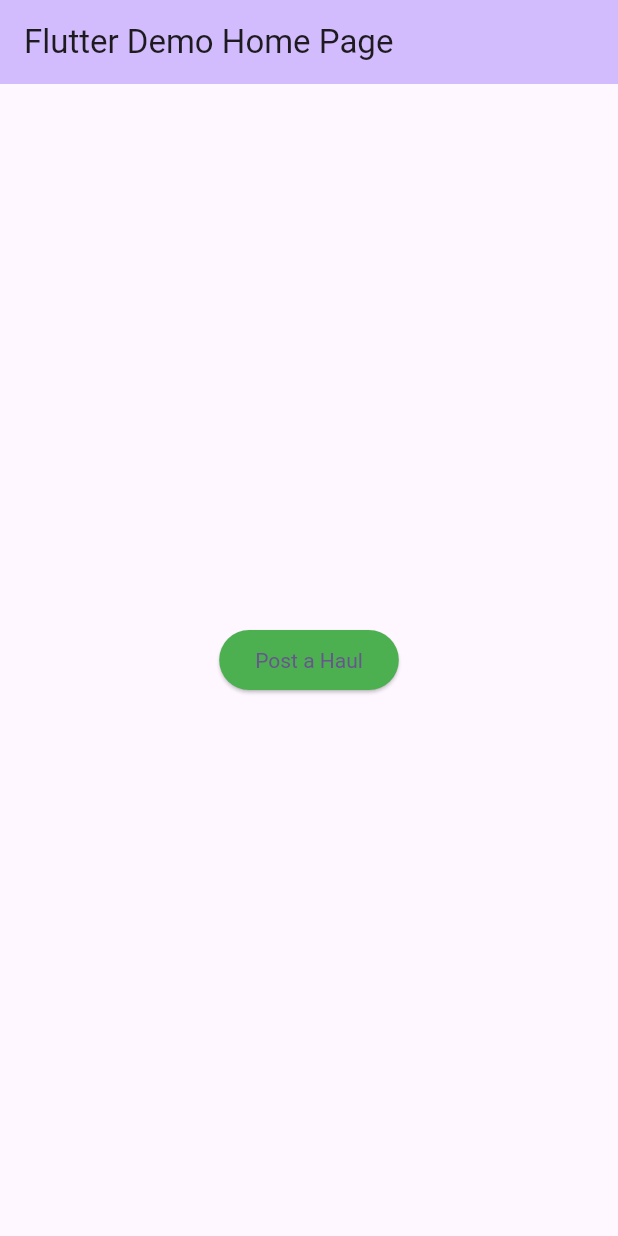
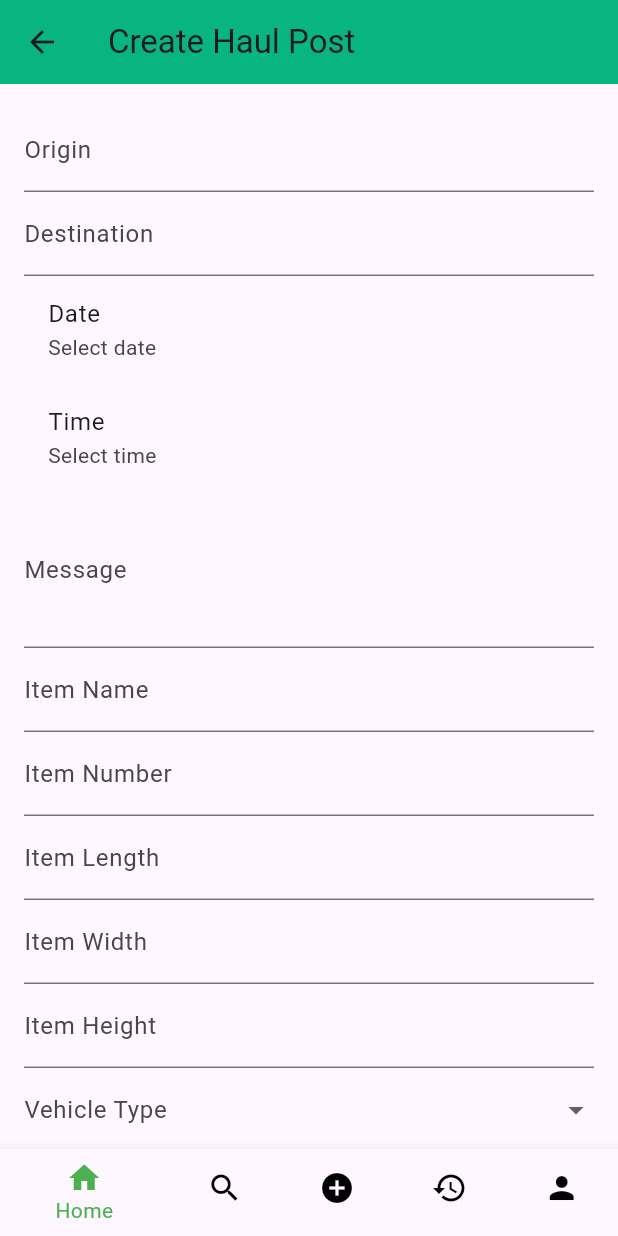
Before and after one commit to Jojina-Git/LugNLoadApp, a Flutter app: the screen it shows after launch, after a tap on "Post a Haul", on a phone screen of 412 x 824 dp. Run offline on Flutter 3.47's test engine with Material 3 defaults, Android fonts, the phone set to English and light mode, and no system bars; our stand-ins replace cloud_firestore, firebase_core; accounts and stored records are empty.

Commit message:
feat: Add Haul Form

```diff
--- /dev/null
+++ b/lib/haul_form.dart
@@ -0,0 +1,406 @@
+import 'package:flutter/material.dart';
+import 'package:cloud_firestore/cloud_firestore.dart';
+
+void main() {
+  runApp(MaterialApp(
+    home: HaulForm(),
+  ));
+}
+
+class HaulForm extends StatefulWidget {
+  @override
+  _HaulFormState createState() => _HaulFormState();
+}
+
+class _HaulFormState extends State<HaulForm> {
+  final _formKey = GlobalKey<FormState>();
+
+  DateTime? _selectedDate;
+  TimeOfDay? _selectedTime;
+  String? _selectedVehicleType;
+  bool _shared = false;
+  bool _seat = false;
+  final TextEditingController _originController = TextEditingController();
+  final TextEditingController _destinationController = TextEditingController();
+  final TextEditingController _messageController = TextEditingController();
+  final TextEditingController _itemNameController = TextEditingController();
+  final TextEditingController _itemNumberController = TextEditingController();
+  final TextEditingController _itemLengthController = TextEditingController();
+  final TextEditingController _itemWidthController = TextEditingController();
+  final TextEditingController _itemHeightController = TextEditingController();
+  final List<String> vehicleTypes = ['Small', 'Medium', 'Large'];
+
+  Future<void> _selectDate(BuildContext context) async {
+    final DateTime? pickedDate = await showDatePicker(
+      context: context,
+      initialDate: DateTime.now(),
+      firstDate: DateTime.now(),
+      lastDate: DateTime(DateTime.now().year + 5),
+    );
+    if (pickedDate != null) {
+      setState(() {
+        _selectedDate = pickedDate;
+      });
+    }
+  }
+
+  Future<void> _selectTime(BuildContext context) async {
+    final TimeOfDay? pickedTime = await showTimePicker(
+      context: context,
+      initialTime: TimeOfDay.now(),
+    );
+    if (pickedTime != null) {
+      setState(() {
+        _selectedTime = pickedTime;
+      });
+    }
+  }
+
+  String? _validateDate(DateTime? date) {
+    if (date == null) {
+      return 'Please select date';
+    }
+    return null;
+  }
+
+  String? _validateTime(TimeOfDay? time) {
+    if (time == null) {
+      return 'Please select time';
+    }
+    return null;
+  }
+
+  void _submitForm() {
+    if (_formKey.currentState!.validate()) {
+      if (_selectedDate == null || _selectedTime == null || _selectedVehicleType == null) {
+        ScaffoldMessenger.of(context).showSnackBar(
+          SnackBar(
+            content: Text('Please select date, time, and vehicle type.'),
+            backgroundColor: Colors.red,
+          ),
+        );
+        return;
+      }
+
+      // Convert TimeOfDay to formatted string
+      String formattedTime = _selectedTime!.format(context);
+
+      FirebaseFirestore.instance.collection('PostHaul').add({
+        'origin': _originController.text,
+        'destination': _destinationController.text,
+        'date': _selectedDate,
+        'time': formattedTime, // Save formatted time string
+        'vehicleType': _selectedVehicleType,
+        'message': _messageController.text,
+        'items': [  // Add items as an array obj
+          {
+            'name': _itemNameController.text,
+            'number': int.parse(_itemNumberController.text),
+            'length': double.parse(_itemLengthController.text),
+            'width': double.parse(_itemWidthController.text),
+            'height': double.parse(_itemHeightController.text),
+          }
+        ],
+        'shared': _shared,
+        'seat': _seat,
+        'created': FieldValue.serverTimestamp(),
+      }).then((_) {
+        // Clear form after successful submission
+        ScaffoldMessenger.of(context).showSnackBar(
+          SnackBar(
+            content: Text('Form submitted successfully!'),
+          ),
+        );
+
+
+      }).catchError((error) {
+        ScaffoldMessenger.of(context).showSnackBar(
+          SnackBar(
+            content: Text('Failed to submit form: $error'),
+            backgroundColor: Colors.red,
+          ),
+        );
+      });
+    }
+  }
+
+  @override
+  Widget build(BuildContext context) {
+    return Scaffold(
+      appBar: AppBar(
+        title: Text('Create Haul Post'),
+        backgroundColor: Color(0xFF08B480),
+      ),
+      body: Padding(
+        padding: const EdgeInsets.all(16.0),
+        child: Form(
+          key: _formKey,
+          child: ListView(
+            children: [
+              TextFormField(
+                controller: _originController,
+                decoration: InputDecoration(labelText: 'Origin'),
+                validator: (value) {
+                  if (value == null || value.isEmpty) {
+                    return 'Please enter origin';
+                  }
+                  return null;
+                },
+              ),
+              TextFormField(
+                controller: _destinationController,
+                decoration: InputDecoration(labelText: 'Destination'),
+                validator: (value) {
+                  if (value == null || value.isEmpty) {
+                    return 'Please enter destination';
+                  }
+                  return null;
+                },
+              ),
+              ListTile(
+                title: Text('Date'),
+                subtitle: _selectedDate == null
+                    ? Text('Select date')
+                    : Text('${_selectedDate!.toString().substring(0, 10)}'),
+                onTap: () => _selectDate(context),
+              ),
+              ListTile(
+                title: Text('Time'),
+                subtitle: _selectedTime == null
+                    ? Text('Select time')
+                    : Text(_selectedTime!.format(context)),
+                onTap: () => _selectTime(context),
+              ),
+              TextFormField(
+                controller: _messageController,
+                decoration: InputDecoration(labelText: 'Message'),
+                maxLines: 3,
+              ),
+              TextFormField(
+                controller: _itemNameController,
+                decoration: InputDecoration(labelText: 'Item Name'),
+                validator: (value) {
+                  if (value == null || value.isEmpty) {
+                    return 'Please enter item name';
+                  }
+                  return null;
+                },
+              ),
+              TextFormField(
+                controller: _itemNumberController,
+                decoration: InputDecoration(labelText: 'Item Number'),
+                keyboardType: TextInputType.number,
+                validator: (value) {
+                  if (value == null || value.isEmpty) {
+                    return 'Please enter item number';
+                  }
+                  return null;
+                },
+              ),
+              TextFormField(
+                controller: _itemLengthController,
+                decoration: InputDecoration(labelText: 'Item Length'),
+                keyboardType: TextInputType.number,
+                validator: (value) {
+                  if (value == null || value.isEmpty) {
+                    return 'Please enter item length';
+                  }
+                  return null;
+                },
+              ),
+              TextFormField(
+                controller: _itemWidthController,
+                decoration: InputDecoration(labelText: 'Item Width'),
+                keyboardType: TextInputType.number,
+                validator: (value) {
+                  if (value == null || value.isEmpty) {
+                    return 'Please enter item width';
+                  }
+                  return null;
+                },
+              ),
+              TextFormField(
+                controller: _itemHeightController,
+                decoration: InputDecoration(labelText: 'Item Height'),
+                keyboardType: TextInputType.number,
+                validator: (value) {
+                  if (value == null || value.isEmpty) {
+                    return 'Please enter item height';
+                  }
+                  return null;
+                },
+              ),
+              DropdownButtonFormField<String>(
+                value: _selectedVehicleType,
+                decoration: InputDecoration(labelText: 'Vehicle Type'),
+                items: vehicleTypes.map((String type) {
+                  return DropdownMenuItem<String>(
+                    value: type,
+                    child: Text(type),
+                  );
+                }).toList(),
+                onChanged: (String? value) {
+                  setState(() {
+                    _selectedVehicleType = value;
+                  });
+                },
+                validator: (value) {
+                  if (value == null || value.isEmpty) {
+                    return 'Please select vehicle type';
+                  }
+                  return null;
+                },
+              ),
+              Row(
+                children: [
+                  Checkbox(
+                    value: _shared,
+                    onChanged: (bool? value) {
+                      setState(() {
+                        _shared = value ?? false;
+                      });
+                    },
+                  ),
+                  Text('Shared'),
+                  Checkbox(
+                    value: _seat,
+                    onChanged: (bool? value) {
+                      setState(() {
+                        _seat = value ?? false;
+                      });
+                    },
+                  ),
+                  Text('Seat'),
+                ],
+              ),
+              Divider(),
+              Container(
+                alignment: Alignment.center,
+                child: ElevatedButton(
+                  onPressed: _submitForm,
+                  style: ElevatedButton.styleFrom(
+                    foregroundColor: Colors.white,
+                    backgroundColor: Color(0xFF08B480),
+                  ),
+                  child: Text('Submit'),
+                ),
+              ),
+              SizedBox(height: 26),
+            ],
+          ),
+        ),
+      ),
+      bottomNavigationBar: BottomNavigationBar(
+        selectedItemColor: Colors.green,
+        unselectedItemColor: Colors.black,
+        items: const <BottomNavigationBarItem>[
+          BottomNavigationBarItem(
+            icon: Icon(Icons.home),
+            label: 'Home',
+          ),
+          BottomNavigationBarItem(
+            icon: Icon(Icons.search),
+            label: 'Search',
+          ),
+          BottomNavigationBarItem(
+            icon: Icon(Icons.add_circle),
+            label: 'Add Post',
+          ),
+          BottomNavigationBarItem(
+            icon: Icon(Icons.history),
+            label: 'History',
+          ),
+          BottomNavigationBarItem(
+            icon: Icon(Icons.person),
+            label: 'Profile',
+          ),
+        ],
+      ),
+    );
+  }
+}
+
+class HaulList extends StatelessWidget {
+  @override
+  Widget build(BuildContext context) {
+    return Scaffold(
+      appBar: AppBar(
+        title: Text('Posted Hauls'),
+      ),
+      body: StreamBuilder<QuerySnapshot<Map<String, dynamic>>>(
+        stream: FirebaseFirestore.instance.collection('PostHaul').snapshots(),
+        builder: (context, snapshot) {
+          if (snapshot.connectionState == ConnectionState.waiting) {
+            return Center(
+              child: CircularProgressIndicator(),
+            );
+          }
+          if (snapshot.hasError) {
+            return Center(
+              child: Text('Error: ${snapshot.error}'),
+            );
+          }
+          final hauls = snapshot.data!.docs;
+          return ListView.builder(
+            itemCount: hauls.length,
+            itemBuilder: (context, index) {
+              final haul = hauls[index];
+              final origin = haul['origin'];
+              final destination = haul['destination'];
+              final date = (haul['date'] as Timestamp).toDate();
+              final time = haul['time'];
+              final vehicleType = haul['vehicleType'];
+
+              return Padding(
+                padding: const EdgeInsets.symmetric(vertical: 8.0, horizontal: 16.0),
+                child: GestureDetector(
+                  onTap: () {
+                    // Navigate
+                  print("Success");
+                  },
+                  child: Card(
+                    child: Padding(
+                      padding: const EdgeInsets.all(16.0),
+                      child: Column(
+                        crossAxisAlignment: CrossAxisAlignment.start,
+                        children: [
+                          Text(
+                            'Origin: $origin',
+                            style: TextStyle(fontWeight: FontWeight.bold),
+                          ),
+                          Text(
+                            'Destination: $destination',
+                            style: TextStyle(fontWeight: FontWeight.bold),
+                          ),
+                          Text('Date: ${date.toString().substring(0, 10)}'),
+                          Text('Time: $time'),
+                          Text('Vehicle Type: $vehicleType'),
+                          SizedBox(height: 8),
+                          Row(
+                            mainAxisAlignment: MainAxisAlignment.end,
+                            children: [
+                              FloatingActionButton(
+                                onPressed: () {
+                                  // Delete the haul document from Firestore
+                                  FirebaseFirestore.instance.collection('PostHaul').doc(haul.id).delete().then(
+                                        (value) => print('Document Deleted Successfully'),
+                                  ).catchError((error) => print('Failed to delete document: $error'));
+                                },
+                                child: Icon(Icons.delete),
+                                backgroundColor: Colors.green,
+                              ),
+                            ],
+                          ),
+                        ],
+                      ),
+                    ),
+                  ),
+                ),
+              );
+            },
+          );
+        },
+      ),
+    );
+  }
+}
--- a/lib/main.dart
+++ b/lib/main.dart
@@ -1,7 +1,7 @@
-import 'package:flutter/foundation.dart';
 import 'package:flutter/material.dart';
 import 'package:firebase_core/firebase_core.dart';
 import 'firebase_options.dart';
+import 'haul_form.dart';
 
 void main() async {
   WidgetsFlutterBinding.ensureInitialized();
@@ -46,9 +46,10 @@
       body: Center(
         child: ElevatedButton(
           onPressed: () {
-            if (kDebugMode) {
-              print('Button pressed');
-            }
+            Navigator.push(
+              context,
+              MaterialPageRoute(builder: (context) => HaulForm()),//navigate to the page
+            );
           },
           style: ElevatedButton.styleFrom(
             backgroundColor: Colors.green,
```
